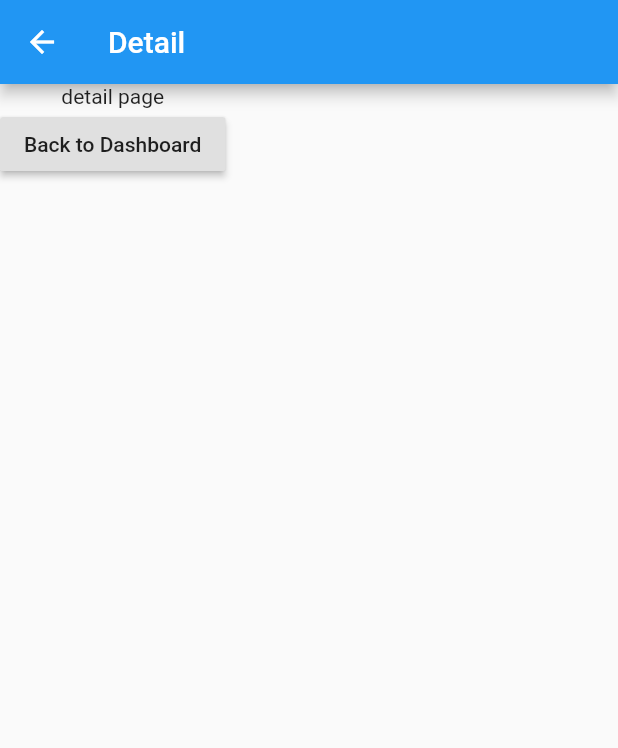
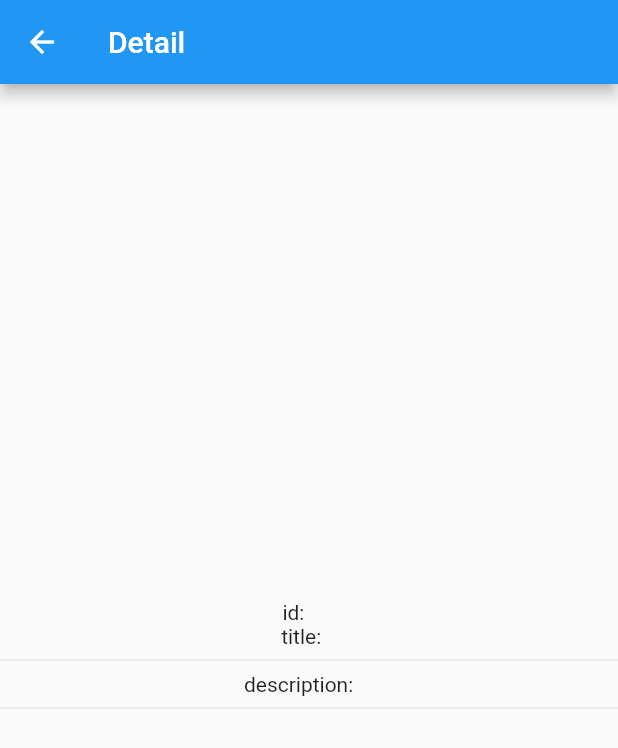
Before and after one commit to asmjehan/Flutter-Blog-App, a Flutter app: the Detail screen opened directly with empty values, on a phone screen of 412 x 824 dp. Shown: the top 748 px of the screen. Run offline on Flutter 3.47's test engine with Material 2 defaults, Android fonts, the light colour scheme and no system bars; network calls fail.

Commit message:
data passed to 2nd page

```diff
--- a/lib/detail.dart
+++ b/lib/detail.dart
@@ -1,29 +1,31 @@
 import 'package:flutter/material.dart';
 
 class Detail extends StatefulWidget {
-  Detail(post);
-
-  @override
-  _DetailState createState() => _DetailState();
+  var data;
+  Detail(this.data);
+  _DetailState createState() => _DetailState(this.data);
 }
 
 class _DetailState extends State<Detail> {
+  var data;
+  _DetailState(this.data);
   @override
   Widget build(BuildContext context) {
     return Scaffold(
       appBar: AppBar(
         title: Text("Detail"),
       ),
-      body: Column(
-        children: [
-          Text("detail page"),
-          RaisedButton(
-            onPressed: () {
-              Navigator.pop(context);
-            },
-            child: Text("Back to Dashboard"),
-          ),
-        ],
+      body: Center(
+        child: Column(
+          mainAxisAlignment: MainAxisAlignment.center,
+          children: [
+            Text("id:      ${data['id']}"),
+            Text("title:   ${data['title']}"),
+            Divider(),
+            Text("description:    ${data['body']}"),
+            Divider(),
+          ],
+        ),
       ),
     );
   }
```
